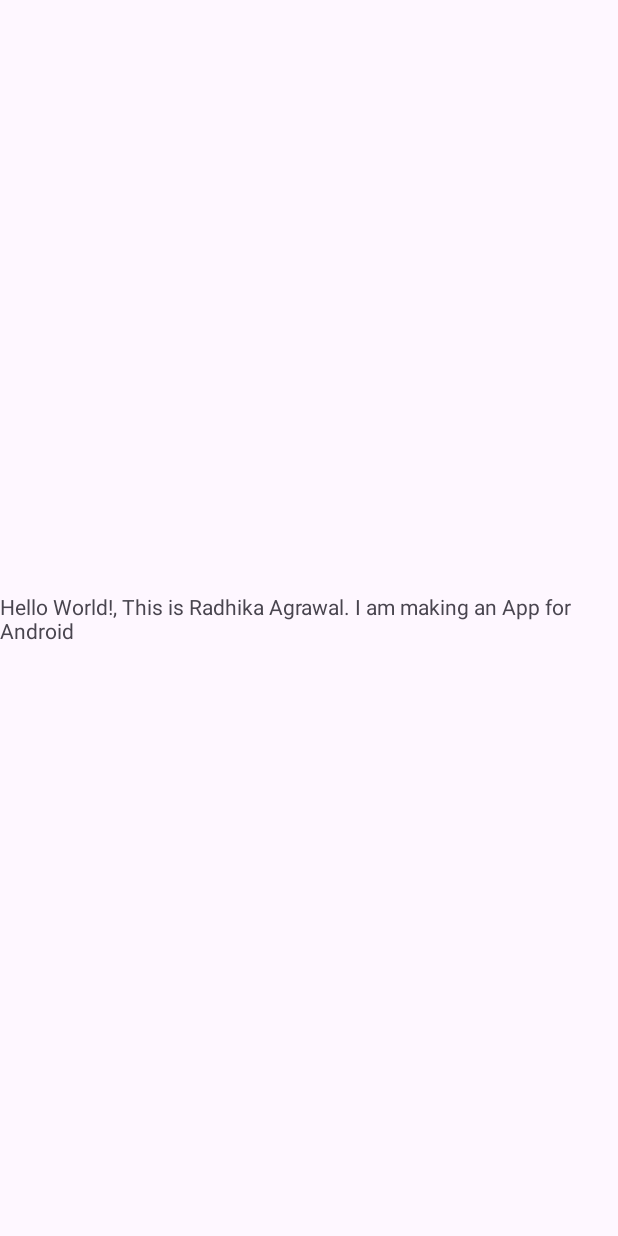
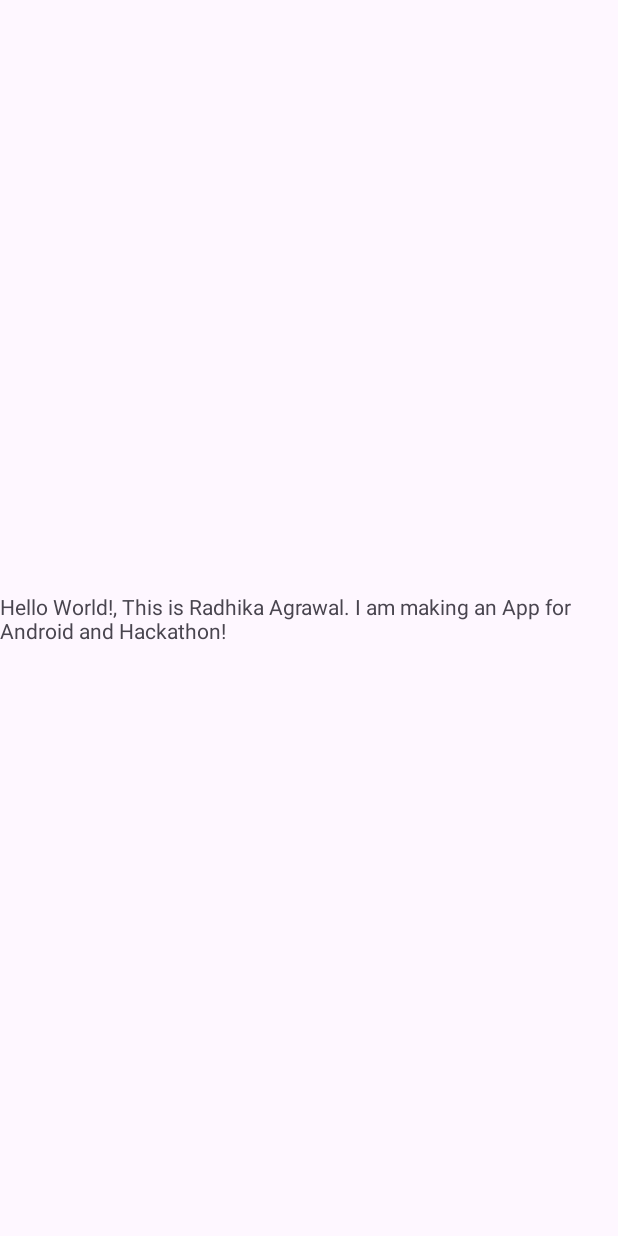
Before and after one commit to Radhikaag2006/CarboMetric-Algoverse, an Android app: the screen it shows after launch (MainActivity), on a phone screen of 412 x 824 dp. Run offline under Robolectric (Android 15) with nearby library versions, the phone set to English and light mode, and no system bars.

Commit message:
second commit

```diff
--- a/app/src/main/res/layout/activity_main.xml
+++ b/app/src/main/res/layout/activity_main.xml
@@ -10,7 +10,7 @@
     <TextView
         android:layout_width="wrap_content"
         android:layout_height="wrap_content"
-        android:text="Hello World!, This is Radhika Agrawal. I am making an App for Android "
+        android:text="Hello World!, This is Radhika Agrawal. I am making an App for Android and Hackathon!"
         app:layout_constraintBottom_toBottomOf="parent"
         app:layout_constraintEnd_toEndOf="parent"
         app:layout_constraintStart_toStartOf="parent"
```
